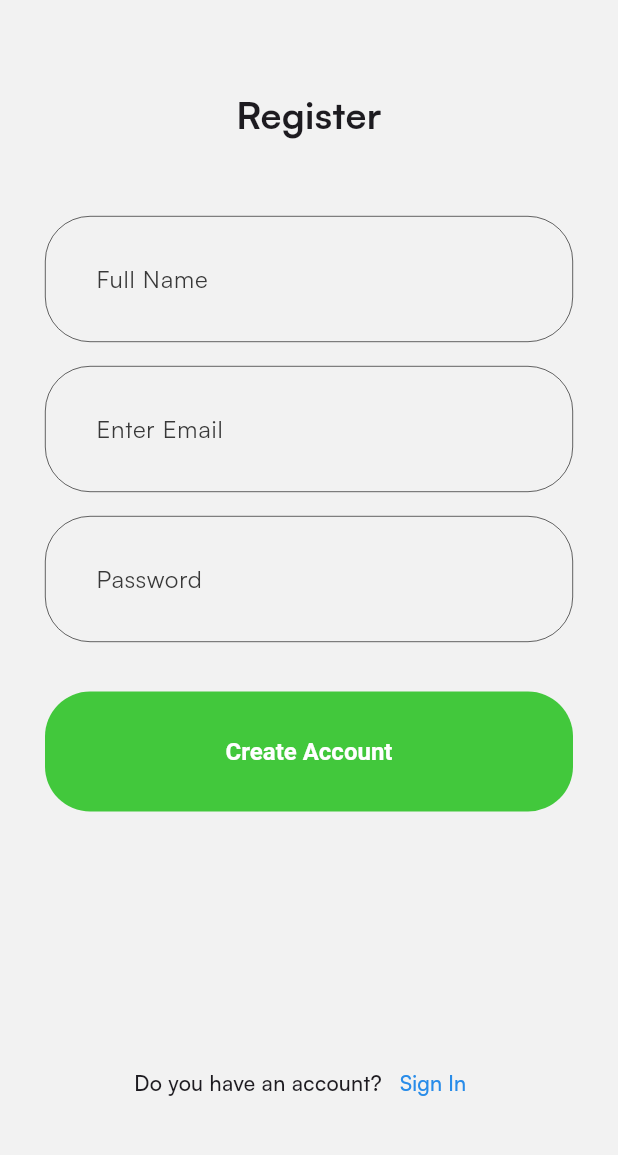
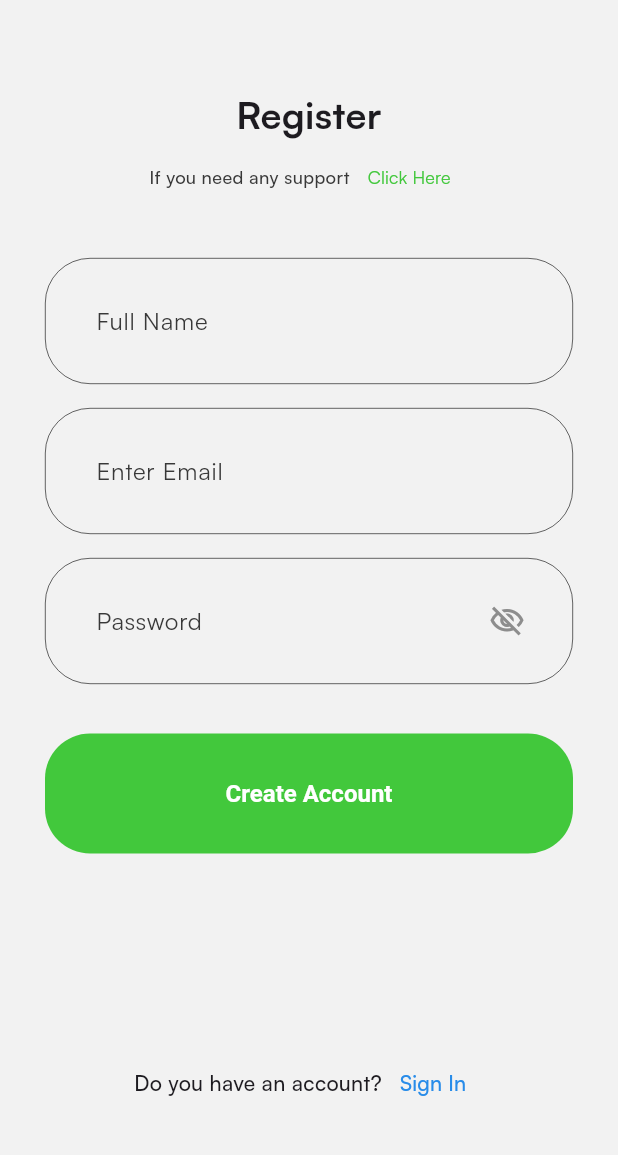
Before and after one commit to Aymen-Khanfir/flutter-spotify-app, a Flutter app: the SignupPage screen opened directly, on a phone screen of 412 x 824 dp, the part 72-1227 px from its top. Run offline on Flutter 3.47's test engine with Material 3 defaults, Android fonts, the phone set to English and light mode, and no system bars; our stand-ins replace flutter_bloc, flutter_svg, hydrated_bloc.

Commit message:
Adding style for the signup / signin page

```diff
--- /dev/null
+++ b/devtools_options.yaml
@@ -0,0 +1,3 @@
+description: This file stores settings for Dart & Flutter DevTools.
+documentation: https://docs.flutter.dev/tools/devtools/extensions#configure-extension-enablement-states
+extensions:
--- a/lib/core/configs/theme/app_colors.dart
+++ b/lib/core/configs/theme/app_colors.dart
@@ -3,7 +3,7 @@ import 'package:flutter/material.dart';
 class AppColors {
   static const primary = Color(0xff42C83C);
   static const lightBackground = Color(0xffF2F2F2);
-  static const darkBackground = Color(0xff0D0C0C);
+  static const darkBackground = Color(0xff1C1B1B);
   static const grey = Color(0xffBEBEBE);
   static const darkGrey = Color(0xff343434);
 }
--- a/lib/presentation/auth/pages/signup.dart
+++ b/lib/presentation/auth/pages/signup.dart
@@ -1,11 +1,20 @@
 import 'package:flutter/material.dart';
 import 'package:flutter_svg/svg.dart';
+import 'package:spotify/common/helpers/is_dark_mode.dart';
 import 'package:spotify/common/widgets/appbar/app_bar.dart';
 import 'package:spotify/common/widgets/button/basic_app_button.dart';
 import 'package:spotify/core/configs/assets/app_vectors.dart';
+import 'package:spotify/core/configs/theme/app_colors.dart';
 
-class SignupPage extends StatelessWidget {
+class SignupPage extends StatefulWidget {
   const SignupPage({super.key});
+
+  @override
+  State<SignupPage> createState() => _SignupPageState();
+}
+
+class _SignupPageState extends State<SignupPage> {
+  bool _isVisible = false;
 
   Widget _registerText() {
     return const Text(
@@ -37,14 +46,27 @@ class SignupPage extends StatelessWidget {
 
   Widget _passwordField(BuildContext context) {
     return TextField(
-      keyboardType: TextInputType.emailAddress,
-      decoration: const InputDecoration(
+      keyboardType: TextInputType.visiblePassword,
+      obscureText: !_isVisible,
+      decoration: InputDecoration(
         hintText: 'Password',
+        suffixIcon: Padding(
+          padding: const EdgeInsets.only(right: 20, left: 10),
+          child: IconButton(
+            onPressed: () {
+              setState(() {
+                _isVisible = !_isVisible;
+              });
+            },
+            icon: Icon(_isVisible ? Icons.visibility_outlined : Icons.visibility_off_outlined),
+            color: const Color(0xff8D8D8D),
+          ),
+        ),
       ).applyDefaults(Theme.of(context).inputDecorationTheme),
     );
   }
 
-  Widget _siginText() {
+  Widget _sigupText() {
     return Padding(
       padding: const EdgeInsets.symmetric(vertical: 30),
       child: Row(
@@ -69,6 +91,33 @@ class SignupPage extends StatelessWidget {
     );
   }
 
+  Widget _supportText(BuildContext context) {
+    return Row(
+      mainAxisAlignment: MainAxisAlignment.center,
+      children: [
+        Text(
+          'If you need any support',
+          style: TextStyle(
+            fontWeight: FontWeight.w500,
+            fontSize: 12,
+            color: context.isDarkMode ? const Color(0xffE1E1E1) : const Color(0xff383838),
+          ),
+        ),
+        TextButton(
+          onPressed: () {},
+          child: const Text(
+            'Click Here',
+            style: TextStyle(
+              fontWeight: FontWeight.normal,
+              fontSize: 12,
+              color: AppColors.primary,
+            ),
+          ),
+        )
+      ],
+    );
+  }
+
   @override
   Widget build(BuildContext context) {
     return Scaffold(
@@ -79,14 +128,15 @@ class SignupPage extends StatelessWidget {
           width: 40,
         ),
       ),
-      bottomNavigationBar: _siginText(),
+      bottomNavigationBar: _sigupText(),
       body: SingleChildScrollView(
         padding: const EdgeInsets.symmetric(vertical: 50, horizontal: 30),
         child: Column(
           crossAxisAlignment: CrossAxisAlignment.center,
           children: [
             _registerText(),
-            const SizedBox(height: 50),
+            _supportText(context),
+            const SizedBox(height: 30),
             _fullNameField(context),
             const SizedBox(height: 16),
             _emailField(context),
```
Also changed, not shown: lib/presentation/auth/pages/signin.dart (+152 -6 lines), lib/common/helpers/is_visible.dart (added).
